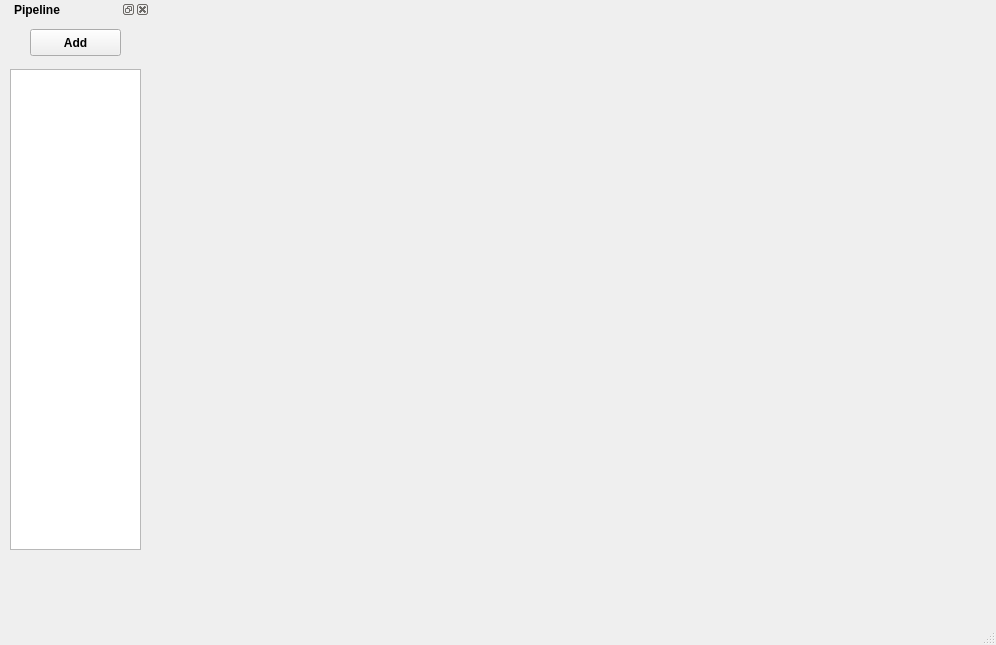
Above: src/pipeline/PipelineEditorWindow.ui from guyvdb/Multi-Touch before the change. Below: the same form after it.
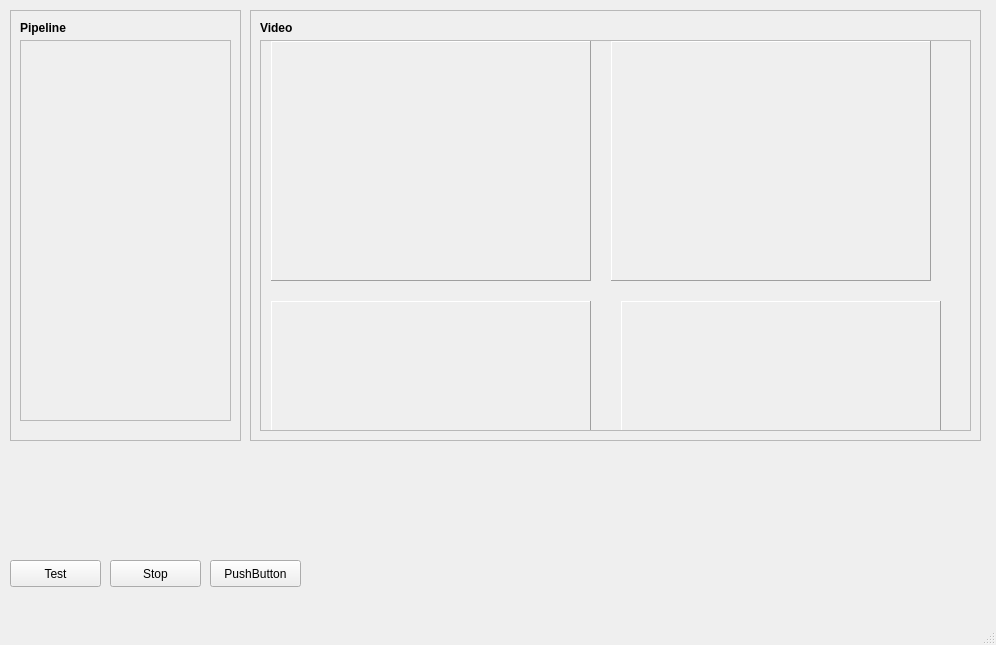
That is the form after the change.

Commit message: Pipeline is working

```diff
--- a/src/pipeline/PipelineEditorWindow.ui
+++ b/src/pipeline/PipelineEditorWindow.ui
@@ -14,59 +14,252 @@
    <string>Pipeline Editor</string>
   </property>
   <widget class="QWidget" name="centralWidget">
-   <widget class="QDockWidget" name="dockPipeline">
+   <widget class="QFrame" name="pipelineFrame">
     <property name="geometry">
      <rect>
       <x>10</x>
-      <y>0</y>
-      <width>140</width>
-      <height>646</height>
+      <y>10</y>
+      <width>231</width>
+      <height>431</height>
      </rect>
     </property>
-    <property name="minimumSize">
-     <size>
-      <width>140</width>
-      <height>41</height>
-     </size>
+    <property name="frameShape">
+     <enum>QFrame::StyledPanel</enum>
     </property>
-    <property name="font">
-     <font>
-      <weight>75</weight>
-      <bold>true</bold>
-     </font>
+    <property name="frameShadow">
+     <enum>QFrame::Raised</enum>
     </property>
-    <property name="windowTitle">
-     <string>Pipeline</string>
-    </property>
-    <widget class="QWidget" name="dockPipelineWidget">
-     <property name="styleSheet">
-      <string notr="true"/>
+    <widget class="QLabel" name="label">
+     <property name="geometry">
+      <rect>
+       <x>10</x>
+       <y>10</y>
+       <width>60</width>
+       <height>16</height>
+      </rect>
      </property>
-     <widget class="QPushButton" name="pushButton">
+     <property name="font">
+      <font>
+       <weight>75</weight>
+       <bold>true</bold>
+      </font>
+     </property>
+     <property name="text">
+      <string>Pipeline</string>
+     </property>
+    </widget>
+    <widget class="QScrollArea" name="pipelineScrollBox">
+     <property name="geometry">
+      <rect>
+       <x>10</x>
+       <y>30</y>
+       <width>211</width>
+       <height>381</height>
+      </rect>
+     </property>
+     <property name="verticalScrollBarPolicy">
+      <enum>Qt::ScrollBarAsNeeded</enum>
+     </property>
+     <property name="horizontalScrollBarPolicy">
+      <enum>Qt::ScrollBarAlwaysOff</enum>
+     </property>
+     <property name="widgetResizable">
+      <bool>true</bool>
+     </property>
+     <widget class="QWidget" name="scrollAreaWidgetContents_2">
       <property name="geometry">
        <rect>
-        <x>20</x>
-        <y>10</y>
-        <width>91</width>
-        <height>27</height>
+        <x>0</x>
+        <y>0</y>
+        <width>209</width>
+        <height>379</height>
        </rect>
       </property>
-      <property name="text">
-       <string>Add</string>
-      </property>
      </widget>
-     <widget class="QListWidget" name="listWidget">
+    </widget>
+   </widget>
+   <widget class="QFrame" name="videoFrame">
+    <property name="geometry">
+     <rect>
+      <x>250</x>
+      <y>10</y>
+      <width>731</width>
+      <height>431</height>
+     </rect>
+    </property>
+    <property name="frameShape">
+     <enum>QFrame::StyledPanel</enum>
+    </property>
+    <property name="frameShadow">
+     <enum>QFrame::Raised</enum>
+    </property>
+    <widget class="QLabel" name="label_2">
+     <property name="geometry">
+      <rect>
+       <x>10</x>
+       <y>10</y>
+       <width>60</width>
+       <height>16</height>
+      </rect>
+     </property>
+     <property name="font">
+      <font>
+       <weight>75</weight>
+       <bold>true</bold>
+      </font>
+     </property>
+     <property name="text">
+      <string>Video</string>
+     </property>
+    </widget>
+    <widget class="QScrollArea" name="videoScrollBox">
+     <property name="geometry">
+      <rect>
+       <x>10</x>
+       <y>30</y>
+       <width>711</width>
+       <height>391</height>
+      </rect>
+     </property>
+     <property name="frameShadow">
+      <enum>QFrame::Raised</enum>
+     </property>
+     <property name="verticalScrollBarPolicy">
+      <enum>Qt::ScrollBarAsNeeded</enum>
+     </property>
+     <property name="horizontalScrollBarPolicy">
+      <enum>Qt::ScrollBarAlwaysOff</enum>
+     </property>
+     <property name="widgetResizable">
+      <bool>true</bool>
+     </property>
+     <widget class="QWidget" name="scrollAreaWidgetContents">
       <property name="geometry">
        <rect>
         <x>0</x>
-        <y>50</y>
-        <width>131</width>
-        <height>481</height>
+        <y>0</y>
+        <width>709</width>
+        <height>389</height>
        </rect>
       </property>
+      <widget class="QLabel" name="image0">
+       <property name="geometry">
+        <rect>
+         <x>10</x>
+         <y>0</y>
+         <width>320</width>
+         <height>240</height>
+        </rect>
+       </property>
+       <property name="frameShape">
+        <enum>QFrame::Panel</enum>
+       </property>
+       <property name="frameShadow">
+        <enum>QFrame::Raised</enum>
+       </property>
+       <property name="text">
+        <string/>
+       </property>
+      </widget>
+      <widget class="QLabel" name="image1">
+       <property name="geometry">
+        <rect>
+         <x>350</x>
+         <y>0</y>
+         <width>320</width>
+         <height>240</height>
+        </rect>
+       </property>
+       <property name="frameShape">
+        <enum>QFrame::Panel</enum>
+       </property>
+       <property name="frameShadow">
+        <enum>QFrame::Raised</enum>
+       </property>
+       <property name="text">
+        <string/>
+       </property>
+      </widget>
+      <widget class="QLabel" name="amplify">
+       <property name="geometry">
+        <rect>
+         <x>10</x>
+         <y>260</y>
+         <width>320</width>
+         <height>240</height>
+        </rect>
+       </property>
+       <property name="frameShape">
+        <enum>QFrame::Panel</enum>
+       </property>
+       <property name="frameShadow">
+        <enum>QFrame::Raised</enum>
+       </property>
+       <property name="text">
+        <string/>
+       </property>
+      </widget>
+      <widget class="QLabel" name="grayScale">
+       <property name="geometry">
+        <rect>
+         <x>360</x>
+         <y>260</y>
+         <width>320</width>
+         <height>240</height>
+        </rect>
+       </property>
+       <property name="frameShape">
+        <enum>QFrame::Panel</enum>
+       </property>
+       <property name="frameShadow">
+        <enum>QFrame::Raised</enum>
+       </property>
+       <property name="text">
+        <string/>
+       </property>
+      </widget>
      </widget>
     </widget>
    </widget>
+   <widget class="QPushButton" name="pushButton">
+    <property name="geometry">
+     <rect>
+      <x>10</x>
+      <y>560</y>
+      <width>91</width>
+      <height>27</height>
+     </rect>
+    </property>
+    <property name="text">
+     <string>Test</string>
+    </property>
+   </widget>
+   <widget class="QPushButton" name="pushButton_2">
+    <property name="geometry">
+     <rect>
+      <x>110</x>
+      <y>560</y>
+      <width>91</width>
+      <height>27</height>
+     </rect>
+    </property>
+    <property name="text">
+     <string>Stop</string>
+    </property>
+   </widget>
+   <widget class="QPushButton" name="pushButton_3">
+    <property name="geometry">
+     <rect>
+      <x>210</x>
+      <y>560</y>
+      <width>91</width>
+      <height>27</height>
+     </rect>
+    </property>
+    <property name="text">
+     <string>PushButton</string>
+    </property>
+   </widget>
   </widget>
   <widget class="QMenuBar" name="menuBar">
    <property name="geometry">
```
The commit also changes 31 other files.
